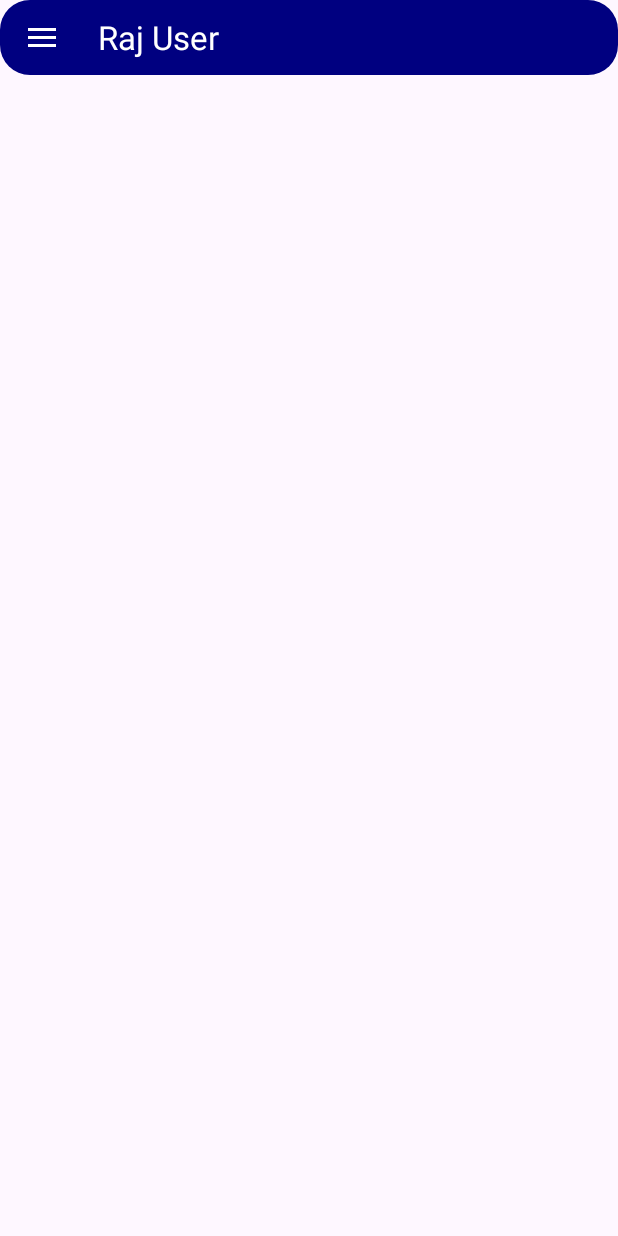
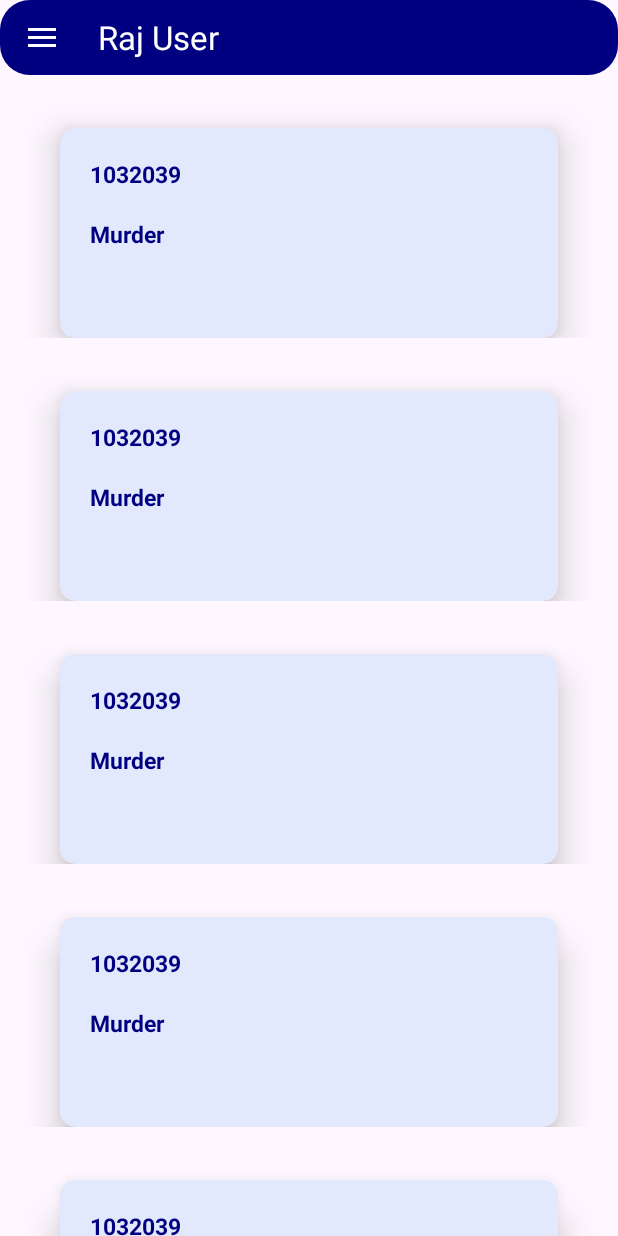
Before and after one commit to devltrsoft/RJPOLICE_HACK_1210_LTRIAN_OPEN-13-2, an Android app: the fragment Not_Alloted_case placed in its activity, on a phone screen of 412 x 824 dp. Run offline under Robolectric (Android 15) with nearby library versions, the phone set to English and light mode, and no system bars; network calls fail.

Commit message:
Witness changes added by omkar

```diff
--- /dev/null
+++ b/app/src/main/java/com/ltrsoft/police_app/Adapter/NotAllotedCasesAdapter.java
@@ -0,0 +1,65 @@
+package com.ltrsoft.police_app.Adapter;
+
+import android.view.LayoutInflater;
+import android.view.View;
+import android.view.ViewGroup;
+import android.widget.LinearLayout;
+import android.widget.TextView;
+
+import androidx.annotation.NonNull;
+import androidx.appcompat.app.AppCompatActivity;
+import androidx.cardview.widget.CardView;
+import androidx.recyclerview.widget.RecyclerView;
+
+import com.ltrsoft.police_app.Classes.NotAllotedCaseClass;
+import com.ltrsoft.police_app.R;
+import com.ltrsoft.police_app.fragment.NotAllotedDetailPage;
+
+import java.util.ArrayList;
+
+public class NotAllotedCasesAdapter extends RecyclerView.Adapter<NotAllotedCasesAdapter.ViewHolder> {
+
+    public ArrayList <NotAllotedCaseClass>list;
+
+    public NotAllotedCasesAdapter(ArrayList<NotAllotedCaseClass> list) {
+        this.list = list;
+    }
+
+    @NonNull
+    @Override
+    public ViewHolder onCreateViewHolder(@NonNull ViewGroup parent, int viewType) {
+        View view = LayoutInflater.from(parent.getContext()).inflate(R.layout.not_alloted_case_card,parent,false);
+        return new ViewHolder(view);
+    }
+
+    @Override
+    public void onBindViewHolder(@NonNull ViewHolder holder, int position) {
+        NotAllotedCaseClass notAllotedCaseClass = list.get(position);
+        holder.cid.setText(notAllotedCaseClass.getComplainid());
+        holder.crimetype.setText(notAllotedCaseClass.getCrimetype());
+        holder.notallotcard.setOnClickListener(new View.OnClickListener() {
+            @Override
+            public void onClick(View view) {
+                AppCompatActivity activity = (AppCompatActivity) view.getContext();
+
+                activity.getSupportFragmentManager().beginTransaction().replace(R.id.main_container, new NotAllotedDetailPage()).addToBackStack(null).commit();
+            }
+        });
+    }
+
+    @Override
+    public int getItemCount() {
+        return list.size();
+    }
+
+    public class ViewHolder extends RecyclerView.ViewHolder {
+        public CardView notallotcard;
+        public TextView cid,crimetype;
+        public ViewHolder(@NonNull View itemView) {
+            super(itemView);
+            cid = itemView.findViewById(R.id.cid);
+            crimetype = itemView.findViewById(R.id.crimetype);
+            notallotcard = itemView.findViewById(R.id.not_alloted_card);
+        }
+    }
+}
--- /dev/null
+++ b/app/src/main/java/com/ltrsoft/police_app/Classes/NotAllotedCaseClass.java
@@ -0,0 +1,26 @@
+package com.ltrsoft.police_app.Classes;
+
+public class NotAllotedCaseClass {
+    String complainid,crimetype;
+
+    public NotAllotedCaseClass(String complainid, String crimetype) {
+        this.complainid = complainid;
+        this.crimetype = crimetype;
+    }
+
+    public String getComplainid() {
+        return complainid;
+    }
+
+    public void setComplainid(String complainid) {
+        this.complainid = complainid;
+    }
+
+    public String getCrimetype() {
+        return crimetype;
+    }
+
+    public void setCrimetype(String crimetype) {
+        this.crimetype = crimetype;
+    }
+}
--- a/app/src/main/java/com/ltrsoft/police_app/dashboards/AdminDashBoard.java
+++ b/app/src/main/java/com/ltrsoft/police_app/dashboards/AdminDashBoard.java
@@ -45,6 +45,7 @@ public class AdminDashBoard extends Fragment {
         socialMedia = view.findViewById(R.id.social_media);
         camera = view.findViewById(R.id.camera_btn);
         missing = view.findViewById(R.id.missing_btn);
+
             Cadd.setOnClickListener(new View.OnClickListener() {
             @Override
             public void onClick(View v) {
--- a/app/src/main/java/com/ltrsoft/police_app/fragment/NavigationDrawer.java
+++ b/app/src/main/java/com/ltrsoft/police_app/fragment/NavigationDrawer.java
@@ -93,7 +93,9 @@ public class  NavigationDrawer extends Fragment {
                     builder.setNegativeButton("Cancel", new DialogInterface.OnClickListener() {
                         @Override
                         public void onClick(DialogInterface dialog, int which) {
+
                             Toast.makeText(getContext(), "Cancelled", Toast.LENGTH_SHORT).show();
+
                         }
                     });
                     builder.show();
--- a/app/src/main/java/com/ltrsoft/police_app/fragment/Not_Alloted_case.java
+++ b/app/src/main/java/com/ltrsoft/police_app/fragment/Not_Alloted_case.java
@@ -6,12 +6,19 @@ import android.view.View;
 import android.view.ViewGroup;
 
 import androidx.fragment.app.Fragment;
+import androidx.recyclerview.widget.LinearLayoutManager;
+import androidx.recyclerview.widget.RecyclerView;
 
+import com.ltrsoft.police_app.Adapter.NotAllotedCasesAdapter;
+import com.ltrsoft.police_app.Classes.NotAllotedCaseClass;
 import com.ltrsoft.police_app.R;
+
+import java.util.ArrayList;
 
 
 public class Not_Alloted_case extends Fragment {
-
+    public RecyclerView recyclerView;
+    ArrayList<NotAllotedCaseClass> list = new ArrayList<>();
     public Not_Alloted_case() {
         // Required empty public constructor
     }
@@ -20,6 +27,22 @@ public class Not_Alloted_case extends Fragment {
     @Override
     public View onCreateView(LayoutInflater inflater, ViewGroup container,
                              Bundle savedInstanceState) {
-        return inflater.inflate(R.layout.not__alloted_case, container, false);
+        View view =  inflater.inflate(R.layout.not__alloted_case, container, false);
+        recyclerView = view.findViewById(R.id.not_alloted_cases);
+
+        list.add(new NotAllotedCaseClass("1032039","Murder"));
+        list.add(new NotAllotedCaseClass("1032039","Murder"));
+        list.add(new NotAllotedCaseClass("1032039","Murder"));
+        list.add(new NotAllotedCaseClass("1032039","Murder"));
+        list.add(new NotAllotedCaseClass("1032039","Murder"));
+        list.add(new NotAllotedCaseClass("1032039","Murder"));
+        list.add(new NotAllotedCaseClass("1032039","Murder"));
+
+        NotAllotedCasesAdapter adapter = new NotAllotedCasesAdapter(list);
+        LinearLayoutManager layoutManager = new LinearLayoutManager(getContext());
+        recyclerView.setLayoutManager(layoutManager);
+        recyclerView.setAdapter(adapter);
+
+   return view;
     }
 }
--- a/app/src/main/res/layout/not_alloted_case_card.xml
+++ b/app/src/main/res/layout/not_alloted_case_card.xml
@@ -20,6 +20,7 @@
 
 
             <androidx.cardview.widget.CardView
+                android:id="@+id/not_alloted_card"
                 android:layout_width="match_parent"
                 android:layout_height="wrap_content"
                 android:layout_marginLeft="40dp"
```
Also changed, not shown: app/src/main/java/com/ltrsoft/police_app/fragment/Add_Investigation.java (+85 -4 lines), app/src/main/java/com/ltrsoft/police_app/fragment/NotAllotedDetailPage.java (added, +54 -0 lines), app/src/main/java/com/ltrsoft/police_app/fragment/Setting.java (+127 -30 lines), app/src/main/java/com/ltrsoft/police_app/fragment/login.java (+10 -9 lines), app/src/main/res/layout/add__investigation.xml (+16 -19 lines), app/src/main/res/layout/alloted_detail_page.xml (added, +85 -0 lines), app/src/main/res/layout/login.xml (+21 -1 lines), app/src/main/res/layout/setting.xml (+3 -6 lines).
